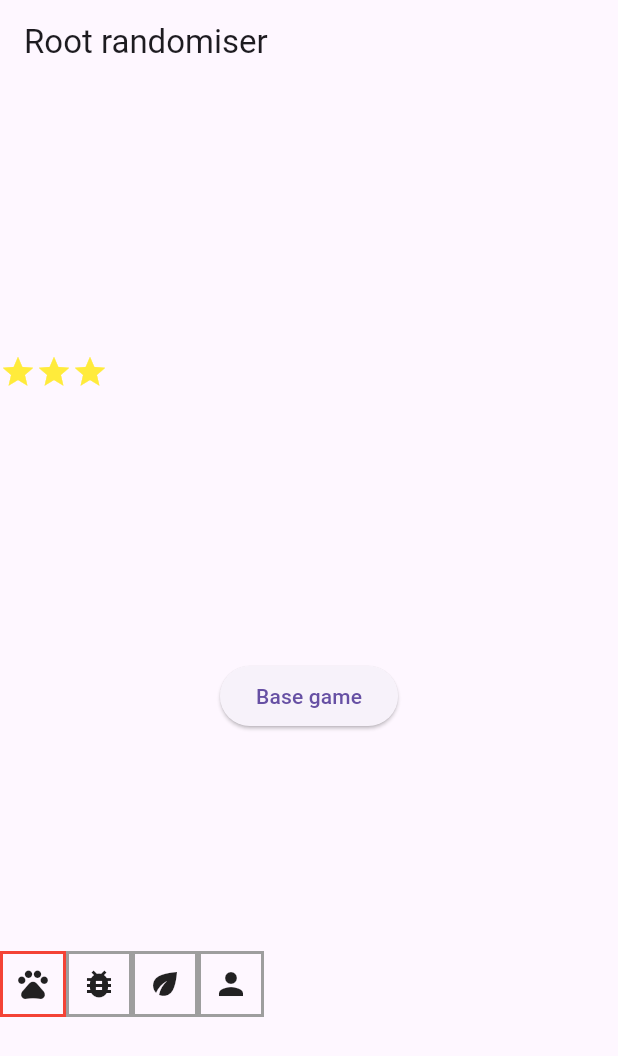
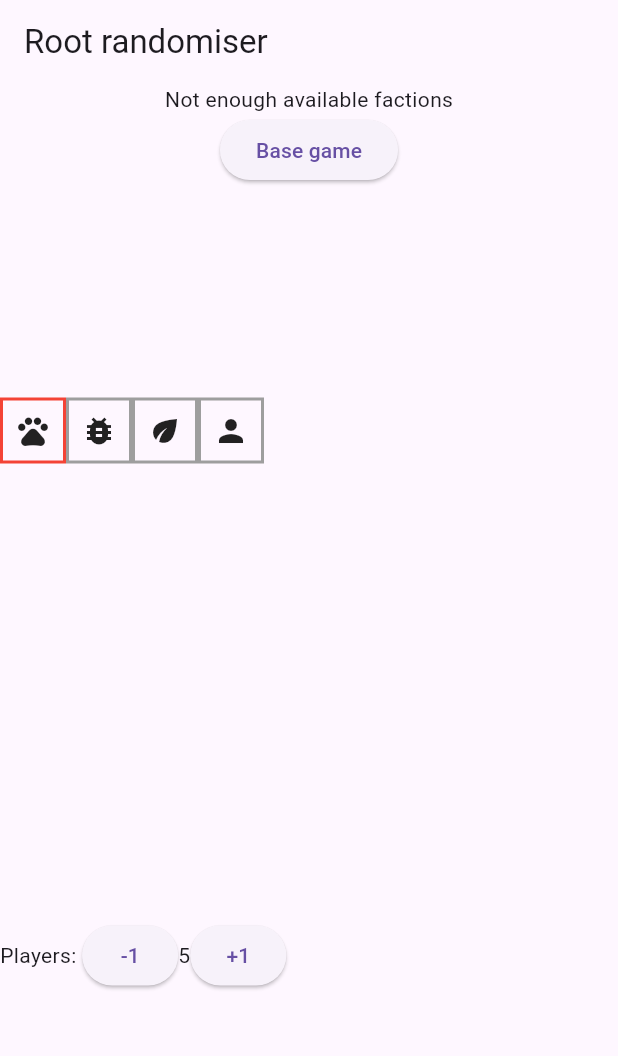
Before and after one commit to kakawi/root_randomizer, a Flutter app: the screen it shows after launch, after a tap on the "pets" icon, on a phone screen of 412 x 824 dp. Shown: the top 1056 px of the screen. Run offline on Flutter 3.47's test engine with Material 3 defaults, Android fonts, the light colour scheme and no system bars; our stand-ins replace flutter_riverpod.

Commit message:
Added randomization logic

```diff
--- a/lib/repository/providers/factions_filter_provider.dart
+++ b/lib/repository/providers/factions_filter_provider.dart
@@ -59,6 +59,12 @@ class FactionsFilter {
         forbiddenFactions: newForbiddenFactions,
         mandatoryFactions: newMandatoryFactions);
   }
+
+  Set<Factions> getAvailableFactions() {
+    final availableFactions = Factions.values.toSet();
+    availableFactions.removeAll(forbiddenFactions);
+    return availableFactions;
+  }
 }
 
 class FactionsFilterNotifier extends StateNotifier<FactionsFilter> {
--- /dev/null
+++ b/lib/repository/providers/number_of_players_provider.dart
@@ -0,0 +1,24 @@
+import 'package:flutter_riverpod/flutter_riverpod.dart';
+
+class NumberOfPlayersNotifier extends StateNotifier<int> {
+  NumberOfPlayersNotifier() : super(4);
+
+  void increment() {
+    if (state == 6) {
+      return;
+    }
+    state++;
+  }
+
+  void decrement() {
+    if (state == 2) {
+      return;
+    }
+    state--;
+  }
+}
+
+final numberOfPlayersProvider =
+    StateNotifierProvider<NumberOfPlayersNotifier, int>(
+  (ref) => NumberOfPlayersNotifier(),
+);
--- /dev/null
+++ b/lib/repository/providers/randomization_provider.dart
@@ -0,0 +1,59 @@
+import 'package:flutter_riverpod/flutter_riverpod.dart';
+import 'package:root_randomizer/repository/providers/factions_filter_provider.dart';
+import 'package:root_randomizer/repository/providers/number_of_players_provider.dart';
+
+enum ResultStatus { success, error }
+
+class RandomizerResult {
+  final List<Factions> factions;
+  final ResultStatus status;
+  final String? errorMessage;
+
+  RandomizerResult(
+      {required this.factions, required this.status, this.errorMessage});
+}
+
+class RandomizerResultNotifier extends StateNotifier<RandomizerResult> {
+  RandomizerResultNotifier()
+      : super(RandomizerResult(
+          factions: [],
+          status: ResultStatus.error,
+        ));
+}
+
+final randomizerResultProvider = StateProvider<RandomizerResult>((ref) {
+  final numberOfPlayers = ref.watch(numberOfPlayersProvider);
+  final filter = ref.watch(factionsFilterProvider);
+
+  final mandatoryFactionsNumber = filter.mandatoryFactions.length;
+  final neededMoreFactions = numberOfPlayers - mandatoryFactionsNumber;
+  // 1. Too many mandatory factions
+  if (neededMoreFactions < 0) {
+    return RandomizerResult(
+      factions: [],
+      status: ResultStatus.error,
+      errorMessage: 'Too many mandatory factions',
+    );
+  }
+
+  // 2. Not enough available factions
+  if (filter.getAvailableFactions().length < neededMoreFactions) {
+    return RandomizerResult(
+      factions: [],
+      status: ResultStatus.error,
+      errorMessage: 'Not enough available factions',
+    );
+  }
+
+  // 3. Success
+  final mandatoryFactions = filter.mandatoryFactions;
+  final randomAvailableFactions =
+      filter.getAvailableFactions().take(neededMoreFactions);
+  final resultFactions = [...mandatoryFactions, ...randomAvailableFactions];
+  resultFactions.shuffle();
+
+  return RandomizerResult(
+    factions: resultFactions,
+    status: ResultStatus.success,
+  );
+});
--- a/lib/screens/main.dart
+++ b/lib/screens/main.dart
@@ -1,5 +1,6 @@
 import 'package:flutter/material.dart';
 import 'package:root_randomizer/widgets/factions_filter.dart';
+import 'package:root_randomizer/widgets/players.dart';
 import 'package:root_randomizer/widgets/randomizer_result.dart';
 
 class MainScreen extends StatelessWidget {
@@ -10,7 +11,8 @@ class MainScreen extends StatelessWidget {
     return MaterialApp(
       home: Scaffold(
         appBar: AppBar(title: Text('Root randomiser')),
-        body: Column(children: [RandomizerResult(), FactionsFilter()]),
+        body: Column(
+            children: [RandomizerResult(), FactionsFilter(), PlayersWidget()]),
       ),
     );
   }
--- a/lib/widgets/expansion_filter.dart
+++ b/lib/widgets/expansion_filter.dart
@@ -2,7 +2,6 @@ import 'package:flutter/material.dart';
 import 'package:flutter_riverpod/flutter_riverpod.dart';
 import 'package:root_randomizer/repository/providers/factions_filter_provider.dart';
 import 'package:root_randomizer/widgets/faction_filter.dart';
-import 'package:root_randomizer/widgets/faction_icon.dart';
 
 class ExpansionFilter extends ConsumerWidget {
   const ExpansionFilter({super.key});
--- /dev/null
+++ b/lib/widgets/players.dart
@@ -0,0 +1,19 @@
+import 'package:flutter/material.dart';
+import 'package:flutter_riverpod/flutter_riverpod.dart';
+
+class PlayersWidget extends ConsumerWidget {
+  const PlayersWidget({super.key});
+
+  @override
+  Widget build(BuildContext context, WidgetRef ref) {
+    return Expanded(
+        child: Row(
+      children: [
+        Text("Players: "),
+        ElevatedButton(onPressed: () {}, child: Text("-1")),
+        Text("5"),
+        ElevatedButton(onPressed: () {}, child: Text("+1")),
+      ],
+    ));
+  }
+}
--- a/lib/widgets/randomizer_result.dart
+++ b/lib/widgets/randomizer_result.dart
@@ -1,16 +1,25 @@
 import 'package:flutter/material.dart';
+import 'package:flutter_riverpod/flutter_riverpod.dart';
+import 'package:root_randomizer/repository/providers/factions_filter_provider.dart';
+import 'package:root_randomizer/repository/providers/randomization_provider.dart';
+import 'package:root_randomizer/widgets/faction_icon.dart';
 
-class RandomizerResult extends StatelessWidget {
+class RandomizerResult extends ConsumerWidget {
   const RandomizerResult({super.key});
 
   @override
-  Widget build(BuildContext context) {
+  Widget build(BuildContext context, WidgetRef ref) {
+    final randomizerResult = ref.watch(randomizerResultProvider);
+    if (randomizerResult.status == ResultStatus.error) {
+      return Text(randomizerResult.errorMessage!);
+    }
     return Expanded(
         child: Row(
       children: [
-        Icon(Icons.star, color: Colors.yellow),
-        Icon(Icons.star, color: Colors.yellow),
-        Icon(Icons.star, color: Colors.yellow),
+        for (Factions faction in randomizerResult.factions)
+          FactionIcon(
+            faction: faction,
+          ),
       ],
     ));
   }
```
